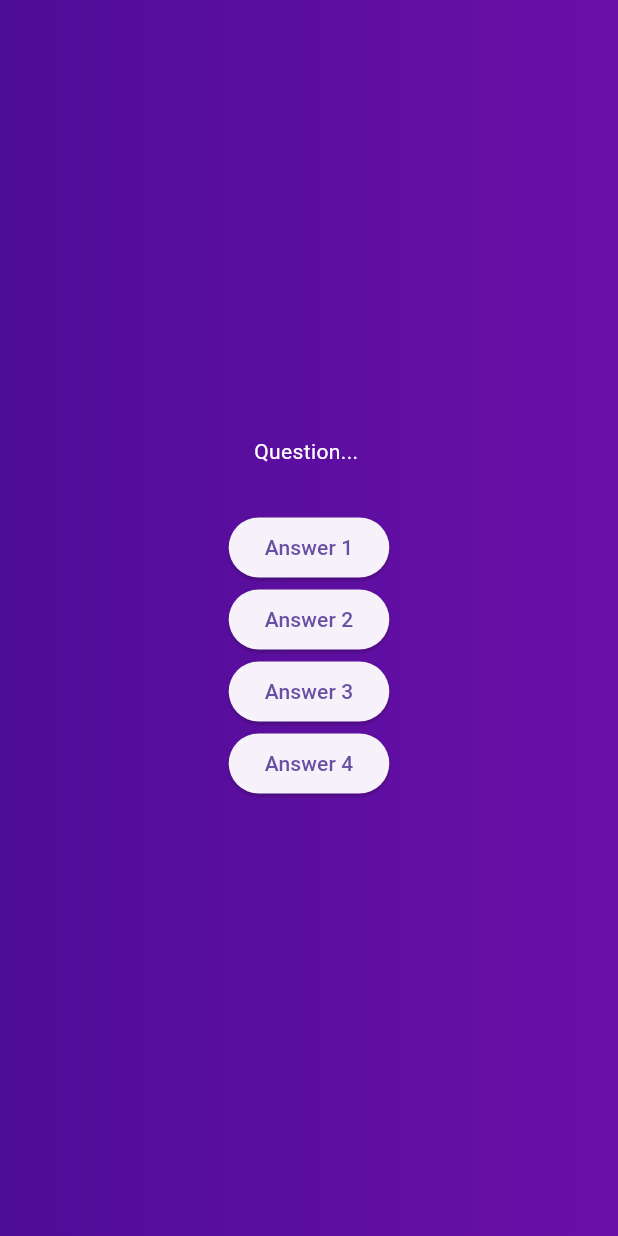
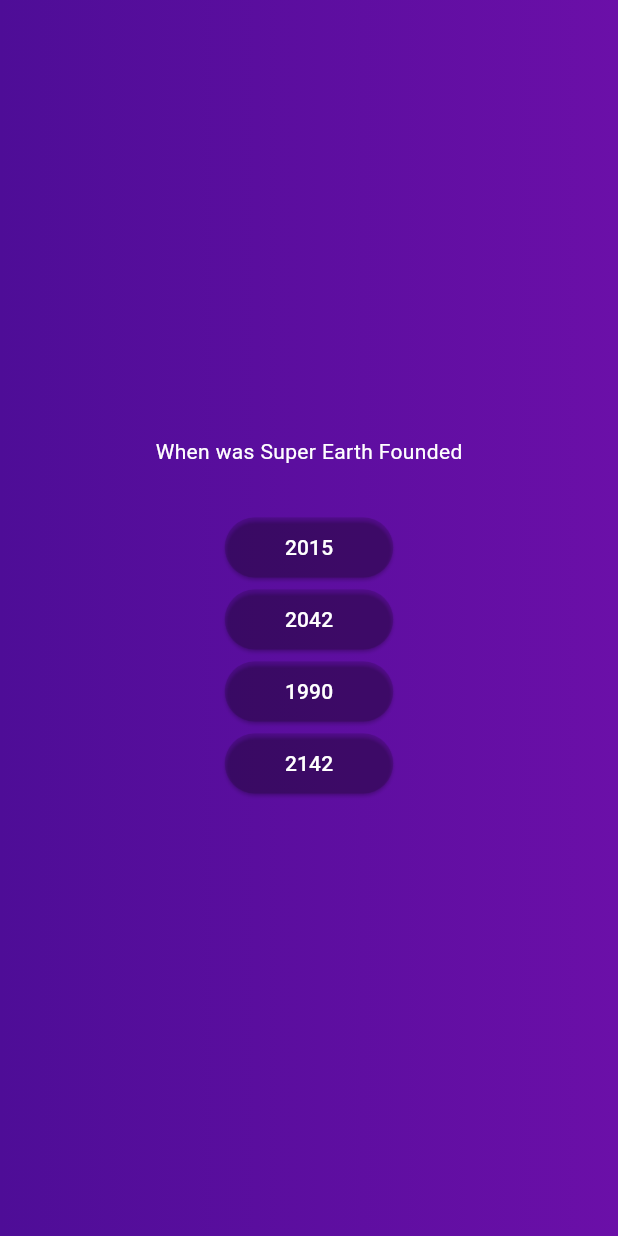
Before and after one commit to Squubis/quiz_app, a Flutter app: the screen it shows after launch, after a tap on "Start Quiz", on a phone screen of 412 x 824 dp. Run offline on Flutter 3.47's test engine with Material 3 defaults, Android fonts, the phone set to English and light mode, and no system bars.

Commit message:
created answer_button class to hold answers, Used map function and spread to generate answer button on questions screen

```diff
--- /dev/null
+++ b/lib/models/answer_button.dart
@@ -0,0 +1,26 @@
+import 'package:flutter/material.dart';
+
+class AnswerButton extends StatelessWidget{
+  const AnswerButton ({super.key,
+  required this.answerText,
+  required this.onTap,
+  }
+  );
+  final String answerText;
+  final void Function() onTap;
+
+
+  Widget build(context){
+   return ElevatedButton(
+    onPressed: onTap,
+    style: ElevatedButton.styleFrom(
+      backgroundColor: Colors.black12,
+      foregroundColor: Colors.white,
+      padding: const EdgeInsets.symmetric(
+        vertical: 10,
+        horizontal: 40,
+      ),
+      ),
+    child: Text(answerText));
+  }
+}
--- a/lib/questions_screen.dart
+++ b/lib/questions_screen.dart
@@ -1,5 +1,6 @@
 import 'package:flutter/material.dart';
-
+import 'package:quiz_app/models/answer_button.dart';
+import 'package:quiz_app/data/questions.dart';
 class QuestionsScreen extends StatefulWidget{
   const QuestionsScreen({super.key});
 
@@ -12,6 +13,7 @@ class QuestionsScreen extends StatefulWidget{
 class _QuestionsScreenState extends State<QuestionsScreen>{
   @override
   Widget build(BuildContext context) {
+    final currentQuestion = questions[0];
 
     return SizedBox(
       width: double.infinity,
@@ -19,25 +21,19 @@ class _QuestionsScreenState extends State<QuestionsScreen>{
         mainAxisAlignment: MainAxisAlignment.center,
         children:
       [
-        const Text("Question... ",
-        style: TextStyle(
+         Text(currentQuestion.text,
+          style: TextStyle(
           color: Colors.white,
         ),
         ),
         const SizedBox(height: 30),
-        ElevatedButton(onPressed: (){},
-         child: const Text("Answer 1"),
-         ),
-         ElevatedButton(onPressed: (){},
-         child: const Text("Answer 2"),
-         ),
-         ElevatedButton(onPressed: (){},
-         child: const Text("Answer 3"),
-         ),
-         ElevatedButton(onPressed: (){},
-         child: const Text("Answer 4"),
-         ),
-      ],),
+        ...currentQuestion.answers.map((item){
+          return AnswerButton(answerText: item, onTap: (){});
+        }
+
+        )
+      ],
+      ),
     );
   }
 
```
